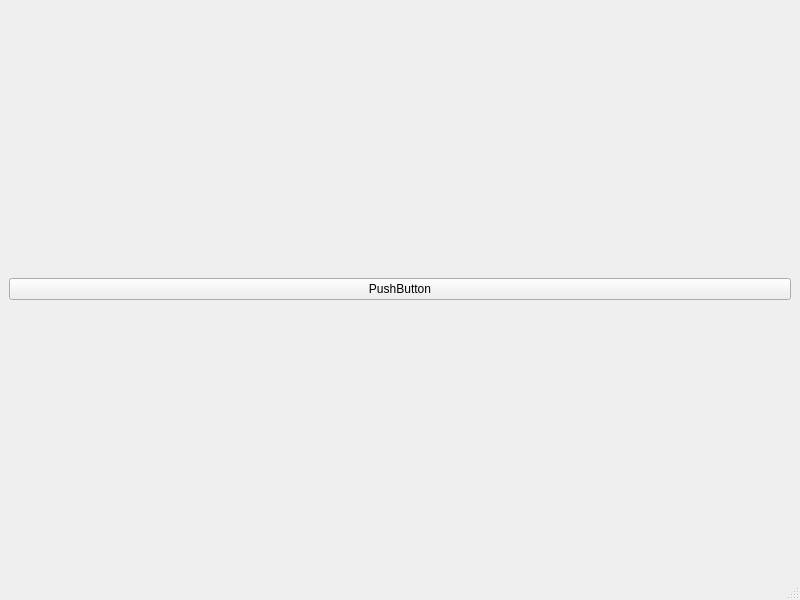
Old version of the form mainwindow.ui in the repository Comardom/emergit.
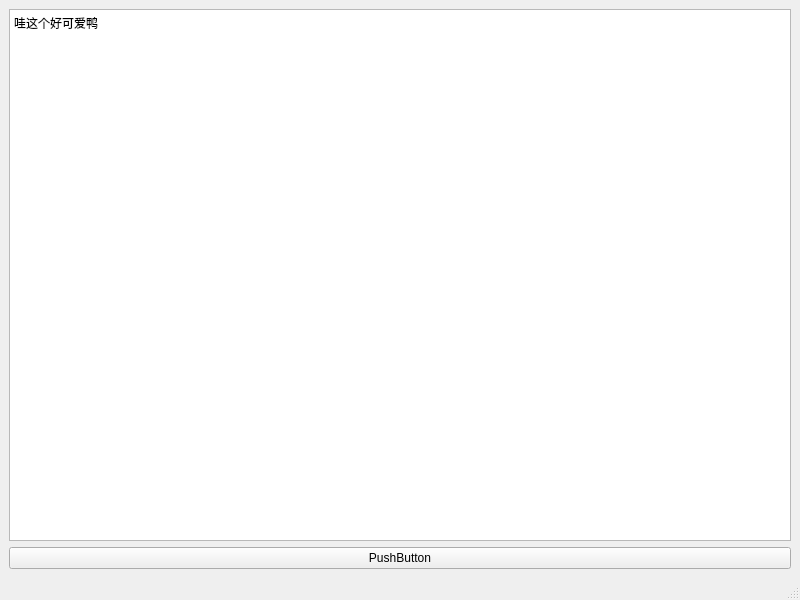
New version of the form. Icons and pictures are not drawn.

Patch:
```diff
--- a/mainwindow.ui
+++ b/mainwindow.ui
@@ -17,8 +17,22 @@
    <iconset theme="QIcon::ThemeIcon::WeatherClear"/>
   </property>
   <widget class="QWidget" name="centralwidget">
-   <layout class="QGridLayout" name="gridLayout_2">
-    <item row="0" column="0">
+   <layout class="QVBoxLayout" name="verticalLayout">
+    <item>
+     <layout class="QGridLayout" name="gridLayout">
+      <item row="0" column="0">
+       <widget class="QPlainTextEdit" name="plainTextEdit">
+        <property name="documentTitle">
+         <string/>
+        </property>
+        <property name="plainText">
+         <string>哇这个好可爱鸭</string>
+        </property>
+       </widget>
+      </item>
+     </layout>
+    </item>
+    <item>
      <widget class="QPushButton" name="pushButton">
       <property name="cursor">
        <cursorShape>PointingHandCursor</cursorShape>
@@ -32,19 +46,6 @@
      </widget>
     </item>
    </layout>
-   <widget class="QWidget" name="gridLayoutWidget">
-    <property name="geometry">
-     <rect>
-      <x>-1</x>
-      <y>-1</y>
-      <width>16</width>
-      <height>16</height>
-     </rect>
-    </property>
-    <layout class="QGridLayout" name="gridLayout"/>
-   </widget>
-   <zorder>gridLayoutWidget</zorder>
-   <zorder>pushButton</zorder>
   </widget>
   <widget class="QMenuBar" name="menubar">
    <property name="geometry">
```
